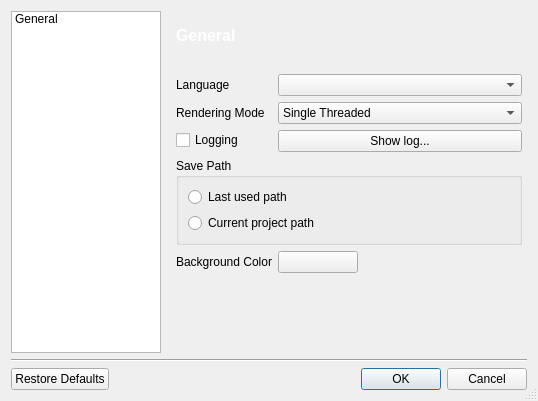
Above: applications/3DimViewer/ui/cpreferencesdialog.ui from SindenDev/3dimviewer before the change. Below: the same form after it.
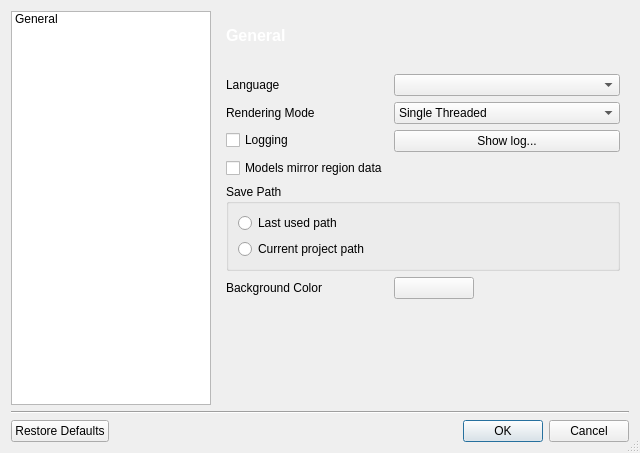
That is the form after the change. Icons and pictures are not drawn.

```diff
--- a/applications/3DimViewer/ui/cpreferencesdialog.ui
+++ b/applications/3DimViewer/ui/cpreferencesdialog.ui
@@ -6,8 +6,8 @@
    <rect>
     <x>0</x>
     <y>0</y>
-    <width>538</width>
-    <height>401</height>
+    <width>640</width>
+    <height>453</height>
    </rect>
   </property>
   <property name="sizePolicy">
@@ -18,8 +18,8 @@
   </property>
   <property name="minimumSize">
    <size>
-    <width>538</width>
-    <height>401</height>
+    <width>640</width>
+    <height>453</height>
    </size>
   </property>
   <property name="windowTitle">
@@ -175,6 +175,13 @@
          </property>
         </spacer>
        </item>
+       <item row="5" column="0">
+        <widget class="QCheckBox" name="checkBoxLinkModels">
+         <property name="text">
+          <string>Models mirror region data</string>
+         </property>
+        </widget>
+       </item>
       </layout>
      </widget>
     </widget>
```
